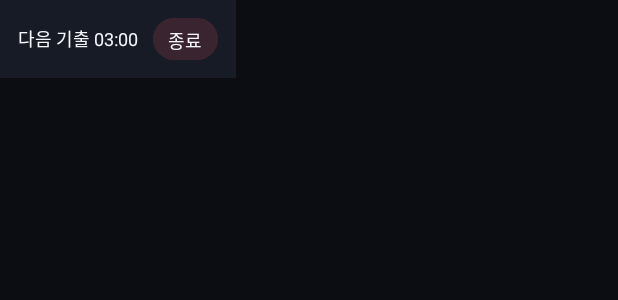
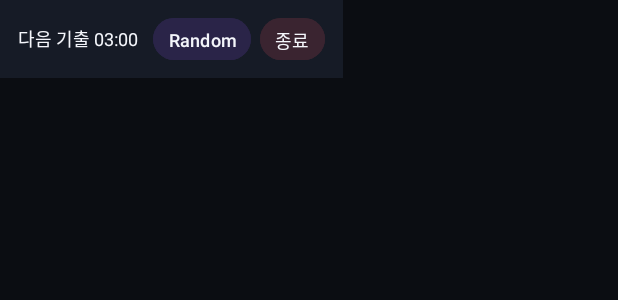
Before and after one commit to dhrhkddns/quiz-alert, an Android app: the layout overlay_wait.xml on its own in the app's theme, with its tools: preview values and no code run, on a phone screen of 412 x 824 dp. Shown: the top 300 px of the screen. Run offline under Robolectric (Android 15) with nearby library versions, the phone set to English and light mode, and no system bars.

Commit message:
Add a Random button and draw each quiz from a shuffled remaining pool.
Co-authored-by: Cursor <cursoragent@cursor.com>

```diff
--- a/android-app/app/src/main/java/com/quizalert/electrical/OverlayManager.kt
+++ b/android-app/app/src/main/java/com/quizalert/electrical/OverlayManager.kt
@@ -22,6 +22,7 @@ class OverlayManager(private val context: Context) {
     var onQuizClosed: (() -> Unit)? = null
     var onQuit: (() -> Unit)? = null
     var onSolved: ((Boolean) -> Unit)? = null
+    var onShuffle: (() -> Unit)? = null
 
     private val wm = context.getSystemService(Context.WINDOW_SERVICE) as WindowManager
     private val inflater = LayoutInflater.from(context)
@@ -178,6 +179,7 @@ class OverlayManager(private val context: Context) {
         val view = inflater.inflate(R.layout.overlay_wait, null)
         waitView = view
         view.findViewById<Button>(R.id.waitQuit).setOnClickListener { onQuit?.invoke() }
+        view.findViewById<Button>(R.id.waitRandom).setOnClickListener { onShuffle?.invoke() }
         val type = if (Build.VERSION.SDK_INT >= 26) {
             WindowManager.LayoutParams.TYPE_APPLICATION_OVERLAY
         } else {
--- a/android-app/app/src/main/java/com/quizalert/electrical/QuizService.kt
+++ b/android-app/app/src/main/java/com/quizalert/electrical/QuizService.kt
@@ -37,6 +37,7 @@ class QuizService : Service() {
             scheduleNext()
         }
         overlay.onQuit = { stopSelf() }
+        overlay.onShuffle = { QuestionBank.shuffleRemaining() }
     }
 
     override fun onStartCommand(intent: Intent?, flags: Int, startId: Int): Int {
--- a/android-app/app/src/main/res/layout/overlay_wait.xml
+++ b/android-app/app/src/main/res/layout/overlay_wait.xml
@@ -19,10 +19,23 @@
         android:textSize="12sp" />
 
     <Button
+        android:id="@+id/waitRandom"
+        android:layout_width="wrap_content"
+        android:layout_height="36dp"
+        android:layout_marginStart="10dp"
+        android:backgroundTint="#2A2448"
+        android:minWidth="0dp"
+        android:paddingStart="10dp"
+        android:paddingEnd="10dp"
+        android:text="Random"
+        android:textColor="@color/text"
+        android:textSize="12sp" />
+
+    <Button
         android:id="@+id/waitQuit"
         android:layout_width="wrap_content"
         android:layout_height="36dp"
-        android:layout_marginStart="10dp"
+        android:layout_marginStart="6dp"
         android:backgroundTint="#3A2430"
         android:minWidth="0dp"
         android:paddingStart="10dp"
```
Also changed, not shown: android-app/app/src/main/java/com/quizalert/electrical/QuestionBank.kt (+11 -2 lines), 2 other files.
